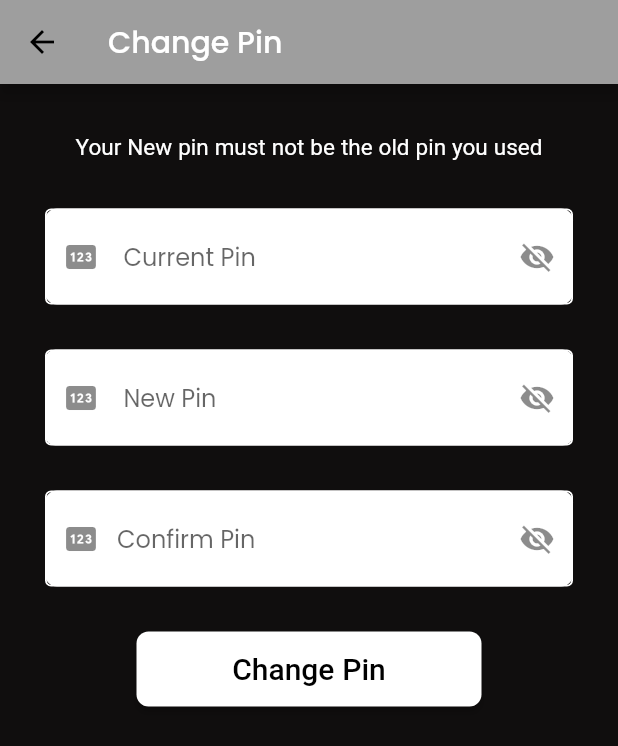
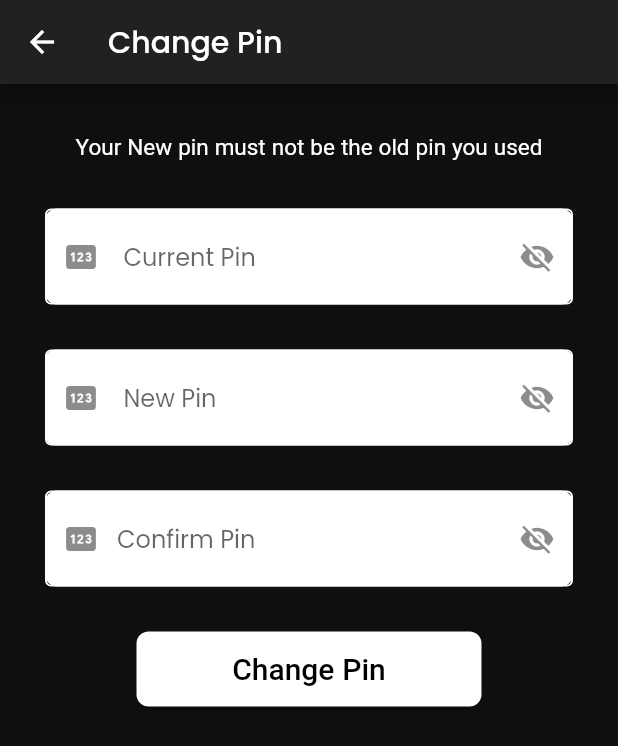
Before and after one commit to prasnaaryal/intruderdetection, a Flutter app: the Changepassword screen opened by its route, on a phone screen of 412 x 824 dp. Shown: the top 746 px of the screen. Run offline on Flutter 3.47's test engine with Material 2 defaults, Android fonts, the phone set to English and light mode, and no system bars; drawn by our look-alikes of loader_overlay; our stand-ins replace cloud_firestore, firebase_auth, firebase_core, firebase_messaging, firebase_storage, flutter_local_notifications and 5 more; accounts and stored records are empty.

Commit message:
change password back icon added

```diff
--- a/lib/Screens/KnownFaceDetails.dart
+++ b/lib/Screens/KnownFaceDetails.dart
@@ -32,7 +32,6 @@ class _KnownFaceDetailsState extends State<KnownFaceDetails> {
     return Scaffold(
       backgroundColor: Colors.grey[900],
       appBar: AppBar(
-        backgroundColor: Colors.black,
         title: Text("Details"),
         actions: [
           IconButton(
--- a/lib/Screens/changepin.dart
+++ b/lib/Screens/changepin.dart
@@ -92,20 +92,26 @@ class _ChangepasswordState extends State<Changepassword> {
   Widget build(BuildContext context) {
     return Scaffold(
       appBar: AppBar(
-          title:Text(
-            "Change Pin",
-            style: TextStyle(color: Colors.white),
-            // Replace "Colors.red" with your desired color
+        backgroundColor: Colors.grey[900],
+        title: Text(
+          "Change Pin",
+          style: TextStyle(color: Colors.white),
+        ),
+        actions: [
+          // Other actions can be added here
+        ],
+        leading: IconButton(
+          icon: Icon(
+            Icons.arrow_back,
+            color: Colors.white, // Set the custom back button color to white
           ),
+          onPressed: () {
+            Navigator.push(context, MaterialPageRoute(builder: (context) => Dashboard()));
+          },
+        ),
+      ),
 
 
-          actions: [
-          ],
-          leading: CustomBackButton(tapEvent: () {
-            Navigator.push(context, MaterialPageRoute(builder: (context) => Dashboard()));
-
-          })
-      ),
       backgroundColor: Color.fromRGBO(16, 14, 14, 1.0),
       body: SingleChildScrollView(
         child: SafeArea(
```
Also changed, not shown: lib/Screens/uploadImage.dart (+5 -2 lines).
